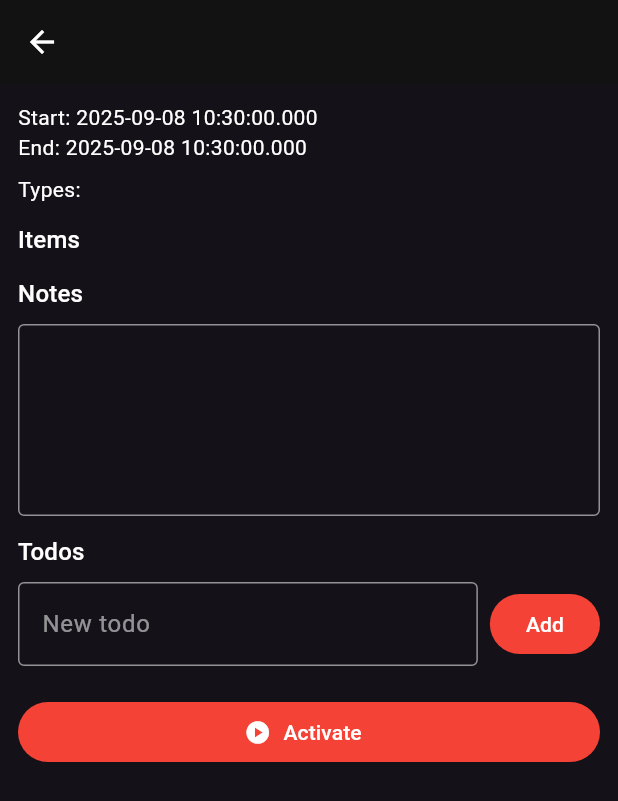
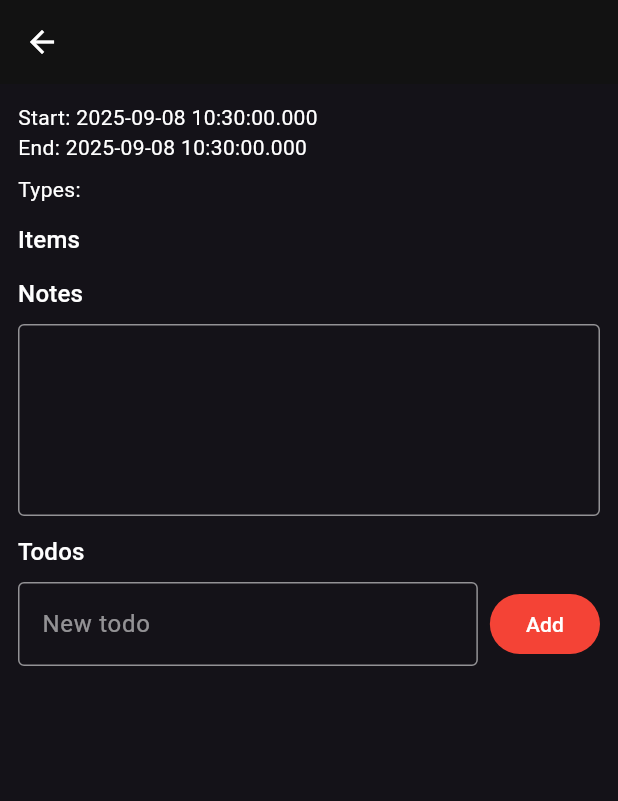
Before and after one commit to gvido-berzins/awawa, a Flutter app: the MissionDetail screen opened directly with empty values, after a tap on "Activate", on a phone screen of 412 x 824 dp. Shown: the top 801 px of the screen. Run offline on Flutter 3.47's test engine with Material 3 defaults, Android fonts, the phone set to English and light mode, and no system bars; our stand-ins replace flutter_local_notifications, image_picker, shared_preferences, timezone; accounts and stored records are empty.

Commit message:
activate button hide

```diff
--- a/lib/main.dart
+++ b/lib/main.dart
@@ -1000,11 +1000,12 @@ class _MissionDetailState extends State<MissionDetail> {
             ],
           ),
           const SizedBox(height: 20),
-          FilledButton.icon(
-            onPressed: () => AppScope.of(context).activateMission(m),
-            icon: const Icon(Icons.play_circle),
-            label: const Text('Activate'),
-          ),
+          if (!state.activeMissions.contains(m))
+            FilledButton.icon(
+              onPressed: () => AppScope.of(context).activateMission(m),
+              icon: const Icon(Icons.play_circle),
+              label: const Text('Activate'),
+            ),
         ],
       ),
     );
```
